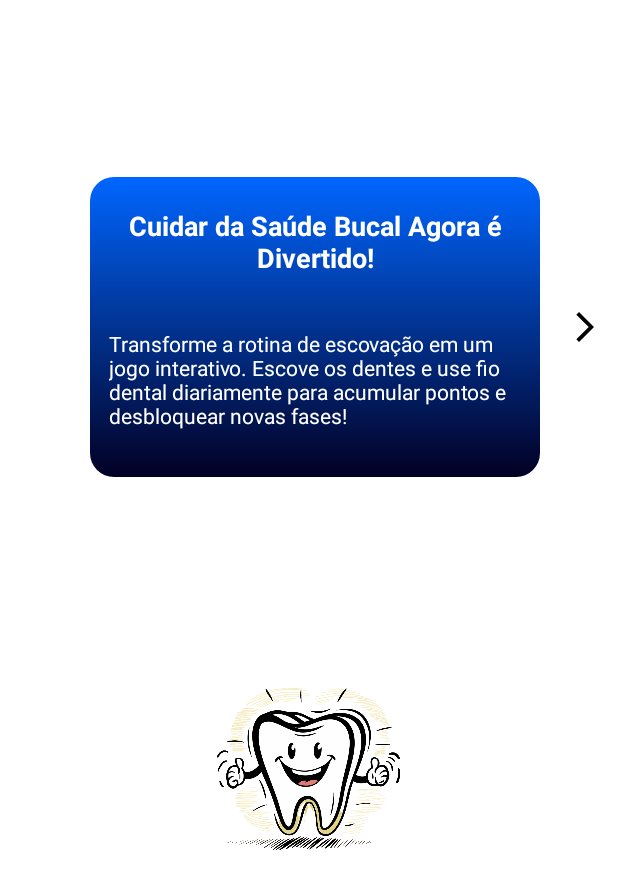
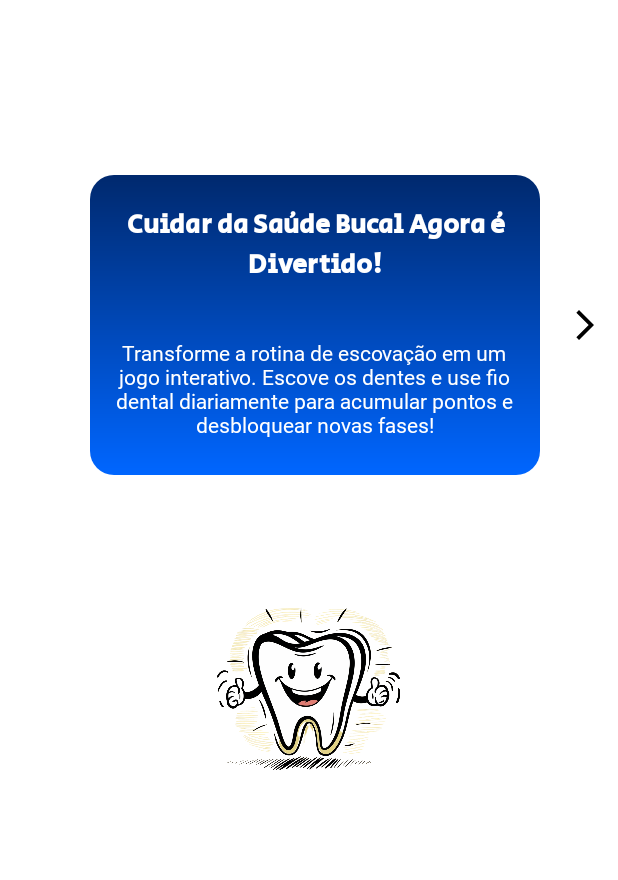
Before and after one commit to diego-cavalcantii/MavidSmileApp, an Android app: the screen it shows after launch (MainActivity), on a phone screen of 412 x 824 dp, the part 356-1236 px from its top. Run offline under Robolectric (Android 15) with nearby library versions, the phone set to English and light mode, and no system bars.

Commit message:
feat: containerThree e codigo refatorado

```diff
--- a/app/src/main/java/com/example/mavidsmileapp/MainActivity.kt
+++ b/app/src/main/java/com/example/mavidsmileapp/MainActivity.kt
@@ -2,47 +2,76 @@ package com.example.mavidsmileapp
 
 import android.os.Bundle
 import android.view.View
-import android.widget.Button
 import android.widget.ImageButton
-import android.widget.ImageView
 import android.widget.LinearLayout
-import androidx.activity.enableEdgeToEdge
 import androidx.appcompat.app.AppCompatActivity
 import androidx.core.view.ViewCompat
 import androidx.core.view.WindowInsetsCompat
 
 class MainActivity : AppCompatActivity() {
+
+    private lateinit var containerOne: LinearLayout
+    private lateinit var containerTwo: LinearLayout
+    private lateinit var containerThree: LinearLayout
+    private lateinit var nextButtonOne: ImageButton
+    private lateinit var nextButtonTwo: ImageButton
+    private lateinit var backButtonOne: ImageButton
+    private lateinit var backButtonTwo: ImageButton
+
     override fun onCreate(savedInstanceState: Bundle?) {
         super.onCreate(savedInstanceState)
-        enableEdgeToEdge()
         setContentView(R.layout.activity_main)
-        ViewCompat.setOnApplyWindowInsetsListener(findViewById(R.id.main)) { v, insets ->
+
+        // Configuração dos paddings das insets (para barras de status, etc.)
+        ViewCompat.setOnApplyWindowInsetsListener(findViewById(R.id.main_container)) { v, insets ->
             val systemBars = insets.getInsets(WindowInsetsCompat.Type.systemBars())
             v.setPadding(systemBars.left, systemBars.top, systemBars.right, systemBars.bottom)
             insets
         }
-        val containerOne = findViewById<LinearLayout>(R.id.containerOne)
-        val containerTwo = findViewById<LinearLayout>(R.id.containerTwo)
-        val nextButton = findViewById<ImageButton>(R.id.nextButton)
-        val backButton = findViewById<ImageButton>(R.id.backButton)
 
-        // Inicialmente exibe o primeiro card
-        containerOne.visibility = View.VISIBLE
-        containerTwo.visibility = View.GONE
+        containerOne = findViewById(R.id.card_container_one)
+        containerTwo = findViewById(R.id.card_container_two)
+        containerThree = findViewById(R.id.card_container_three)
 
-        // Ao clicar no botão "setButton", troca para o segundo card
-        nextButton.setOnClickListener {
-            containerOne.visibility = View.GONE
-            containerTwo.visibility = View.VISIBLE
+        nextButtonOne = findViewById(R.id.next_button_card_one)
+        nextButtonTwo = findViewById(R.id.next_button_card_two)
+
+        backButtonOne = findViewById(R.id.back_button_card_two)
+        backButtonTwo = findViewById(R.id.back_button_card_three)
+
+
+        setupButtonListeners()
+    }
+
+
+    private fun setupButtonListeners() {
+        // Ao clicar no botão "nextButtonOne", exibe o segundo card
+        nextButtonOne.setOnClickListener {
+            showContainer(containerTwo)
         }
 
-        // Ao clicar no botão "backButton", volta para o primeiro card
-        backButton.setOnClickListener {
-            containerTwo.visibility = View.GONE
-            containerOne.visibility = View.VISIBLE
+        // Ao clicar no botão "nextButtonTwo", exibe o terceiro card
+        nextButtonTwo.setOnClickListener {
+            showContainer(containerThree)
         }
 
+        // Ao clicar no botão "backButtonOne", volta para o primeiro card
+        backButtonOne.setOnClickListener {
+            showContainer(containerOne)
+        }
 
+        // Ao clicar no botão "backButtonTwo", volta para o segundo card
+        backButtonTwo.setOnClickListener {
+            showContainer(containerTwo)
+        }
+    }
 
+    // Função para mostrar um container e esconder os outros
+    private fun showContainer(visibleContainer: LinearLayout) {
+        containerOne.visibility = View.GONE
+        containerTwo.visibility = View.GONE
+        containerThree.visibility = View.GONE
+
+        visibleContainer.visibility = View.VISIBLE
     }
 }
--- a/app/src/main/res/drawable/gradient_background.xml
+++ b/app/src/main/res/drawable/gradient_background.xml
@@ -2,8 +2,8 @@
 <shape xmlns:android="http://schemas.android.com/apk/res/android">
     <gradient
         android:angle="90"
-        android:startColor="#020024"
-        android:endColor="#0066FF"
+        android:startColor="#0066FF"
+        android:endColor="#00296E"
         android:type="linear" />
 
     <corners android:radius="16dp"/>
--- a/app/src/main/res/layout/activity_main.xml
+++ b/app/src/main/res/layout/activity_main.xml
@@ -2,7 +2,7 @@
 <LinearLayout xmlns:android="http://schemas.android.com/apk/res/android"
     xmlns:app="http://schemas.android.com/apk/res-auto"
     xmlns:tools="http://schemas.android.com/tools"
-    android:id="@+id/main"
+    android:id="@+id/main_container"
     android:layout_width="match_parent"
     android:layout_height="match_parent"
     android:orientation="vertical"
@@ -10,25 +10,31 @@
 
     <!-- Logo no topo -->
     <ImageView
-        android:id="@+id/imageViewLogo"
+        android:id="@+id/logo_image"
         android:layout_width="match_parent"
         android:layout_height="wrap_content"
         android:layout_marginTop="50dp"
+        android:layout_marginBottom="50dp"
         app:srcCompat="@drawable/odontoprev_logo" />
 
     <!-- Primeiro Card -->
+    <LinearLayout
+        android:id="@+id/card_container_one"
+        android:layout_width="match_parent"
+        android:layout_height="match_parent"
+        android:orientation="vertical"
+        android:visibility="visible">
 
-    <!-- Segundo Card (inicialmente invisível) -->
+        <!-- Conteúdo do Card 1 -->
         <LinearLayout
-        android:id="@+id/containerOne"
+            android:id="@+id/first_card_content"
             android:layout_width="match_parent"
             android:layout_height="333dp"
-        android:layout_weight="1"
-        android:orientation="horizontal"
-        android:visibility="visible">
+            android:layout_gravity="center"
+            android:orientation="horizontal">
 
             <LinearLayout
-            android:id="@+id/boxContainer"
+                android:id="@+id/first_card_text_container"
                 android:layout_width="300dp"
                 android:layout_height="200dp"
                 android:layout_gravity="center"
@@ -39,10 +45,11 @@
                 android:visibility="visible">
 
                 <TextView
-                android:id="@+id/textView5"
+                    android:id="@+id/first_card_title"
                     android:layout_width="match_parent"
                     android:layout_height="wrap_content"
                     android:layout_marginBottom="35dp"
+                    android:fontFamily="@font/secular"
                     android:gravity="center"
                     android:text="Cuidar da Saúde Bucal Agora é Divertido!"
                     android:textColor="#FFFFFF"
@@ -50,88 +57,175 @@
                     android:textStyle="bold" />
 
                 <TextView
-                android:id="@+id/textViewDesc"
+                    android:id="@+id/first_card_description"
                     android:layout_width="274dp"
                     android:layout_height="wrap_content"
                     android:layout_gravity="center"
                     android:layout_marginBottom="10dp"
-                android:gravity="center_vertical"
+                    android:fontFamily="@font/inter"
+                    android:gravity="center"
                     android:text="Transforme a rotina de escovação em um jogo interativo. Escove os dentes e use fio dental diariamente para acumular pontos e desbloquear novas fases!"
                     android:textColor="#FFFFFF"
                     android:textSize="14sp" />
-
             </LinearLayout>
 
             <ImageButton
-            android:id="@+id/nextButton"
+                android:id="@+id/next_button_card_one"
                 android:layout_width="60dp"
                 android:layout_height="60dp"
                 android:layout_gravity="center_vertical"
-            android:layout_weight="0"
                 android:background="@android:color/transparent"
                 app:srcCompat="@drawable/baseline_arrow_forward_ios_24" />
-
         </LinearLayout>
 
+        <ImageView
+            android:id="@+id/image_happy_tooth_one"
+            android:layout_width="match_parent"
+            android:layout_height="150dp"
+            android:layout_gravity="center"
+            android:layout_marginBottom="80dp"
+            app:srcCompat="@drawable/img_dente_feliz" />
+    </LinearLayout>
+
+    <!-- Segundo Card -->
     <LinearLayout
-        android:id="@+id/containerTwo"
+        android:id="@+id/card_container_two"
         android:layout_width="match_parent"
         android:layout_height="match_parent"
-        android:layout_weight="1"
-        android:orientation="horizontal"
+        android:orientation="vertical"
         android:visibility="gone">
 
+        <!-- Conteúdo do Card 2 -->
+        <LinearLayout
+            android:id="@+id/second_card_content"
+            android:layout_width="match_parent"
+            android:layout_height="333dp"
+            android:layout_gravity="center"
+            android:orientation="horizontal">
+
             <ImageButton
-            android:id="@+id/backButton"
+                android:id="@+id/back_button_card_two"
                 android:layout_width="60dp"
                 android:layout_height="60dp"
                 android:layout_gravity="center_vertical"
-            android:layout_weight="0"
                 android:background="@android:color/transparent"
                 app:srcCompat="@drawable/baseline_arrow_back_ios_24" />
 
             <LinearLayout
-            android:id="@+id/boxContainer2"
+                android:id="@+id/second_card_text_container"
                 android:layout_width="300dp"
                 android:layout_height="200dp"
                 android:layout_gravity="center"
                 android:background="@drawable/gradient_background"
                 android:orientation="vertical"
-            android:paddingTop="20dp"
-            android:visibility="visible"> <!-- Inicialmente invisível -->
+                android:paddingTop="20dp">
 
                 <TextView
-                android:id="@+id/textView6"
+                    android:id="@+id/second_card_title"
                     android:layout_width="match_parent"
                     android:layout_height="wrap_content"
                     android:layout_marginBottom="35dp"
+                    android:fontFamily="@font/secular"
                     android:gravity="center"
-                android:text="Manter a Saúde Bucal é Fácil!"
+                    android:text="Desafios Diários, Prêmios Reais!"
                     android:textColor="#FFFFFF"
                     android:textSize="18sp"
                     android:textStyle="bold" />
 
                 <TextView
-                android:id="@+id/textViewDesc2"
+                    android:id="@+id/second_card_description"
                     android:layout_width="242dp"
                     android:layout_height="wrap_content"
                     android:layout_gravity="center"
                     android:layout_marginBottom="10dp"
-                android:gravity="center_vertical"
-                android:text="Use o fio dental e escove seus dentes diariamente para prevenir problemas bucais e manter um sorriso saudável!"
+                    android:fontFamily="@font/inter"
+                    android:gravity="center"
+                    android:text="Complete desafios simples e validados por inteligência artificial para ganhar recompensas. Conquiste selos, acesse cursos exclusivos e receba kits de higiene bucal!"
                     android:textColor="#FFFFFF"
                     android:textSize="14sp" />
-
             </LinearLayout>
 
+            <ImageButton
+                android:id="@+id/next_button_card_two"
+                android:layout_width="60dp"
+                android:layout_height="60dp"
+                android:layout_gravity="center_vertical"
+                android:background="@android:color/transparent"
+                app:srcCompat="@drawable/baseline_arrow_forward_ios_24" />
         </LinearLayout>
 
-    <!-- Imagem no final -->
         <ImageView
-        android:id="@+id/img_dente_feliz2"
+            android:id="@+id/image_happy_tooth_two"
+            android:layout_width="wrap_content"
+            android:layout_height="150dp"
+            android:layout_marginBottom="80dp"
+            app:srcCompat="@drawable/dente_desafio" />
+    </LinearLayout>
+
+    <!-- Terceiro Card -->
+    <LinearLayout
+        android:id="@+id/card_container_three"
         android:layout_width="match_parent"
+        android:layout_height="match_parent"
+        android:orientation="vertical"
+        android:visibility="gone">
+
+        <!-- Conteúdo do Card 3 -->
+        <LinearLayout
+            android:id="@+id/third_card_content"
+            android:layout_width="match_parent"
+            android:layout_height="333dp"
+            android:layout_gravity="center"
+            android:orientation="horizontal">
+
+            <ImageButton
+                android:id="@+id/back_button_card_three"
+                android:layout_width="60dp"
+                android:layout_height="60dp"
+                android:layout_gravity="center_vertical"
+                android:background="@android:color/transparent"
+                app:srcCompat="@drawable/baseline_arrow_back_ios_24" />
+
+            <LinearLayout
+                android:id="@+id/third_card_text_container"
+                android:layout_width="300dp"
+                android:layout_height="200dp"
+                android:layout_gravity="center"
+                android:background="@drawable/gradient_background"
+                android:orientation="vertical"
+                android:paddingTop="20dp">
+
+                <TextView
+                    android:id="@+id/third_card_title"
+                    android:layout_width="match_parent"
+                    android:layout_height="wrap_content"
+                    android:layout_marginBottom="35dp"
+                    android:fontFamily="@font/secular"
+                    android:gravity="center"
+                    android:text="Compita com seus Amigos"
+                    android:textColor="#FFFFFF"
+                    android:textSize="18sp"
+                    android:textStyle="bold" />
+
+                <TextView
+                    android:id="@+id/third_card_description"
+                    android:layout_width="242dp"
+                    android:layout_height="wrap_content"
+                    android:layout_gravity="center"
+                    android:layout_marginBottom="10dp"
+                    android:fontFamily="@font/inter"
+                    android:gravity="center"
+                    android:text="Convide amigos, compare seus progressos e suba no ranking. Envie incentivos e mantenha todos motivados enquanto cuidam da saúde bucal juntos!"
+                    android:textColor="#FFFFFF"
+                    android:textSize="14sp" />
+            </LinearLayout>
+        </LinearLayout>
+
+        <ImageView
+            android:id="@+id/image_happy_tooth_three"
+            android:layout_width="wrap_content"
             android:layout_height="150dp"
-        android:layout_gravity="center"
-        app:srcCompat="@drawable/img_dente_feliz" />
-
+            android:layout_marginBottom="80dp"
+            app:srcCompat="@drawable/dente_amigos" />
     </LinearLayout>
+</LinearLayout>
--- a/gradle/libs.versions.toml
+++ b/gradle/libs.versions.toml
@@ -1,5 +1,5 @@
 [versions]
-agp = "8.6.0"
+agp = "8.3.1"
 kotlin = "1.9.0"
 coreKtx = "1.13.1"
 junit = "4.13.2"
```
Also changed, not shown: app/src/main/res/drawable/dente_amigos.png (added), app/src/main/res/drawable/dente_desafio.png (added), app/src/main/res/font/secular.ttf (added), gradle/wrapper/gradle-wrapper.properties, 1 other file. Lines whose indentation alone changed are shown as unchanged.
